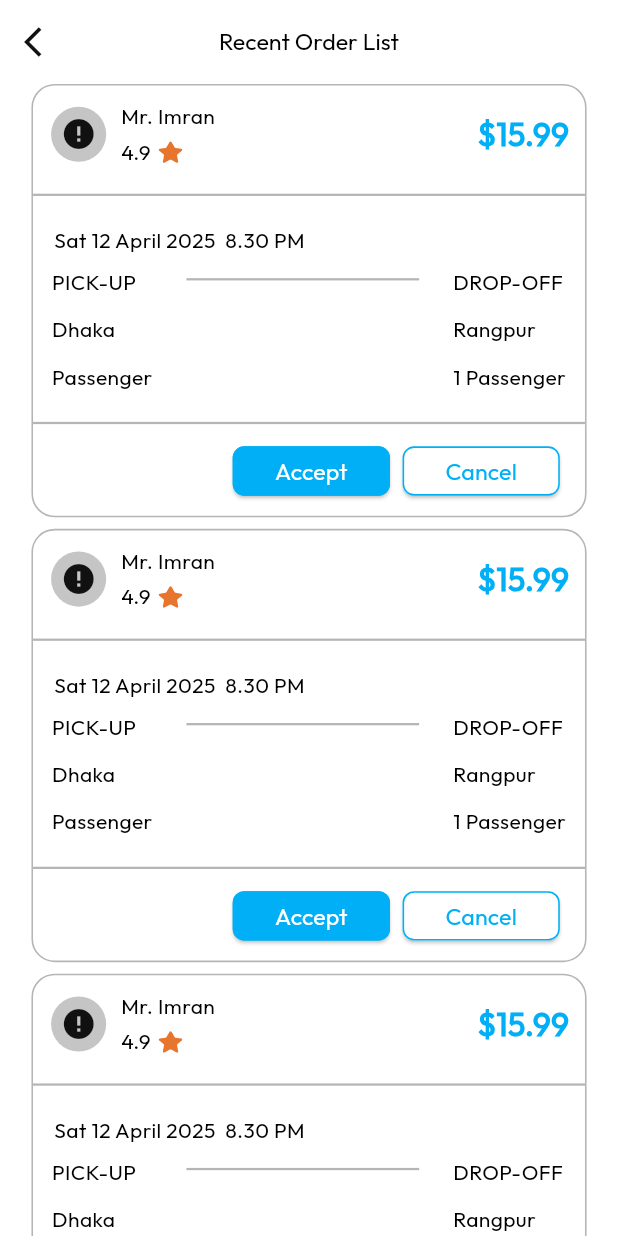
After one commit to sparktechagency/Ride-Sharing-Service-App, a Flutter app: the RecentOrderScreen screen opened by its route, on a phone screen of 412 x 824 dp. The commit adds this screen. Run offline on Flutter 3.47's test engine with Material 3 defaults, Android fonts, the phone set to English and light mode, and no system bars; drawn by our look-alikes of cached_network_image; our stand-ins replace dotted_border, flutter_chat_bubble, flutter_screenutil, flutter_spinkit, flutter_svg, fluttertoast and 9 more; missing offline and left inert: dart:ffi, mime_type; accounts and stored records are empty; network calls fail.

Commit message:
Recent Order Screen Done

```diff
--- a/lib/helpers/route.dart
+++ b/lib/helpers/route.dart
@@ -13,6 +13,7 @@ import '../views/screen/Location/location_screen.dart';
 import '../views/screen/Notifications/notifications_screen.dart';
 import '../views/screen/PrivacyPolicy/privacy_policy_screen.dart';
 import '../views/screen/Profile/profile_screen.dart';
+import '../views/screen/Role/Driver/Home/InnerScreen/recent_order_screen.dart';
 import '../views/screen/Role/Driver/Home/driver_home_screen.dart';
 import '../views/screen/Role/Driver/Inbox/MessageInbox/driver_message_screen.dart';
 import '../views/screen/Role/Driver/Inbox/driver_inbox_screen.dart';
@@ -59,6 +60,7 @@ class AppRoutes{
   static String locationScreen="/location_screen";
   static String locationPickerScreen="/location_picker_screen";
   static String myWalletScreen="/my_wallet_screen";
+  static String recentOrderScreen="/recent_order_screen";
 
  static List<GetPage> page=[
     GetPage(name:splashScreen, page: ()=>const SplashScreen()),
@@ -88,6 +90,7 @@ class AppRoutes{
     GetPage(name:driverPersonalInformationScreen, page: ()=>const DriverPersonalInformationScreen()),
     GetPage(name:driverEditProfileScreen, page: ()=>const DriverEditProfileScreen()),
     GetPage(name:myWalletScreen, page: ()=>const MyWalletScreen()),
+    GetPage(name:recentOrderScreen, page: ()=>const RecentOrderScreen()),
    // GetPage(name:locationScreen, page: ()=>const LocationScreen(),transition: Transition.noTransition),
    // GetPage(name:locationPickerScreen, page: ()=>const LocationPickerScreen(),transition: Transition.noTransition),
   ];
--- /dev/null
+++ b/lib/views/screen/Role/Driver/Home/InnerScreen/recent_order_screen.dart
@@ -0,0 +1,169 @@
+import 'package:flutter/material.dart';
+import 'package:flutter_screenutil/flutter_screenutil.dart';
+import 'package:flutter_svg/svg.dart';
+import 'package:get/get.dart';
+import 'package:ride_sharing/utils/app_strings.dart';
+import 'package:ride_sharing/views/base/custom_app_bar.dart';
+import 'package:ride_sharing/views/base/custom_button.dart';
+
+import '../../../../../../utils/app_colors.dart';
+import '../../../../../../utils/app_icons.dart';
+import '../../../../../base/custom_network_image.dart';
+import '../../../../../base/custom_text.dart';
+
+class RecentOrderScreen extends StatelessWidget {
+  const RecentOrderScreen({super.key});
+
+  @override
+  Widget build(BuildContext context) {
+    return Scaffold(
+      appBar: CustomAppBar(title: AppStrings.recentOrderList.tr),
+      body: Padding(
+        padding: EdgeInsets.symmetric(horizontal: 20.w),
+        child: Expanded(
+          child: ListView.builder(
+            scrollDirection: Axis.vertical,
+            itemCount: 3,
+            itemBuilder: (context, index) {
+              return Padding(
+                padding: EdgeInsets.only(bottom: 8.h),
+                child: Container(
+                  decoration: BoxDecoration(
+                    borderRadius: BorderRadius.circular(16.r),
+                    border: Border.all(
+                      width: 1.w,
+                      color: AppColors.borderColor,
+                    ),
+                  ),
+                  child: Column(
+                    children: [
+                      //========================> Top Container <=================
+                      Padding(
+                        padding: EdgeInsets.all(10.w),
+                        child: Row(
+                          mainAxisAlignment: MainAxisAlignment.spaceBetween,
+                          children: [
+                            Row(
+                              children: [
+                                CustomNetworkImage(
+                                  imageUrl:
+                                      'https://t4.ftcdn.net/jpg/02/24/86/95/360_F_224869519_aRaeLneqALfPNBzg0xxMZXghtvBXkfIA.jpg',
+                                  height: 38.h,
+                                  width: 38.w,
+                                  boxShape: BoxShape.circle,
+                                ),
+                                SizedBox(width: 8.w),
+                                Column(
+                                  crossAxisAlignment: CrossAxisAlignment.start,
+                                  children: [
+                                    CustomText(
+                                      text: 'Mr. Imran',
+                                      bottom: 4.h,
+                                      fontWeight: FontWeight.w500,
+                                    ),
+                                    Row(
+                                      children: [
+                                        CustomText(text: '4.9', right: 4.w),
+                                        SvgPicture.asset(AppIcons.star),
+                                      ],
+                                    ),
+                                  ],
+                                ),
+                              ],
+                            ),
+                            //========================> Status Container <=================
+                            CustomText(
+                              text: '\$15.99',
+                              fontWeight: FontWeight.w600,
+                              fontSize: 22.sp,
+                              color: AppColors.primaryColor,
+                            ),
+                          ],
+                        ),
+                      ),
+                      Divider(thickness: 1.5, color: AppColors.borderColor),
+                      //========================> Details Container <=================
+                      Padding(
+                        padding: EdgeInsets.all(12.w),
+                        child: Column(
+                          crossAxisAlignment: CrossAxisAlignment.start,
+                          children: [
+                            CustomText(
+                              text: 'Sat 12 April 2025  8.30 PM ',
+                              fontWeight: FontWeight.w500,
+                              bottom: 8.h,
+                            ),
+                            Row(
+                              crossAxisAlignment: CrossAxisAlignment.start,
+                              mainAxisAlignment: MainAxisAlignment.spaceBetween,
+                              children: [
+                                Column(
+                                  crossAxisAlignment: CrossAxisAlignment.start,
+                                  children: [
+                                    CustomText(
+                                      text: AppStrings.pICKUP,
+                                      bottom: 12.h,
+                                    ),
+                                    CustomText(text: 'Dhaka', bottom: 12.h),
+                                    CustomText(text: 'Passenger'),
+                                  ],
+                                ),
+                                SizedBox(
+                                  width: 148.w,
+                                  child: Divider(
+                                    thickness: 1.5,
+                                    color: AppColors.borderColor,
+                                  ),
+                                ),
+                                Column(
+                                  crossAxisAlignment: CrossAxisAlignment.start,
+                                  children: [
+                                    CustomText(
+                                      text: AppStrings.dROPOFF,
+                                      bottom: 12.h,
+                                    ),
+                                    CustomText(text: 'Rangpur', bottom: 12.h),
+                                    CustomText(text: '1 Passenger'),
+                                  ],
+                                ),
+                              ],
+                            ),
+                          ],
+                        ),
+                      ),
+                      Divider(thickness: 1.5, color: AppColors.borderColor),
+                      //========================> Accept & Cancel Button <=================
+                      Padding(
+                        padding: EdgeInsets.only(right: 16.w, bottom: 6.h),
+                        child: Row(
+                          mainAxisAlignment: MainAxisAlignment.end,
+                          children: [
+                            CustomButton(
+                              onTap: () {},
+                              text: AppStrings.accept.tr,
+                              width: 100.w,
+                              height: 34.h,
+                            ),
+                            SizedBox(width: 8.w),
+                            CustomButton(
+                              onTap: () {},
+                              text: AppStrings.cancel.tr,
+                              width: 100.w,
+                              height: 34.h,
+                              color: Colors.white,
+                              textColor: AppColors.primaryColor,
+                            ),
+                          ],
+                        ),
+                      ),
+                    ],
+                  ),
+                ),
+              );
+            },
+          ),
+        ),
+      ),
+    );
+  }
+}
--- a/lib/views/screen/Role/Driver/Home/driver_home_screen.dart
+++ b/lib/views/screen/Role/Driver/Home/driver_home_screen.dart
@@ -46,6 +46,10 @@ class DriverHomeScreen extends StatelessWidget {
                 itemBuilder: (context, index) {
                   return Padding(
                     padding: EdgeInsets.only(right: 8.w),
+                    child: GestureDetector(
+                      onTap: (){
+                        Get.toNamed(AppRoutes.recentOrderScreen);
+                      },
                       child: Container(
                         decoration: BoxDecoration(
                           borderRadius: BorderRadius.circular(16.r),
@@ -81,6 +85,7 @@ class DriverHomeScreen extends StatelessWidget {
                               fontSize: 18.sp,
                             ),
                           ],
+                        ),
                       ),
                     ),
                   );
```
Lines whose indentation alone changed are shown as unchanged.
